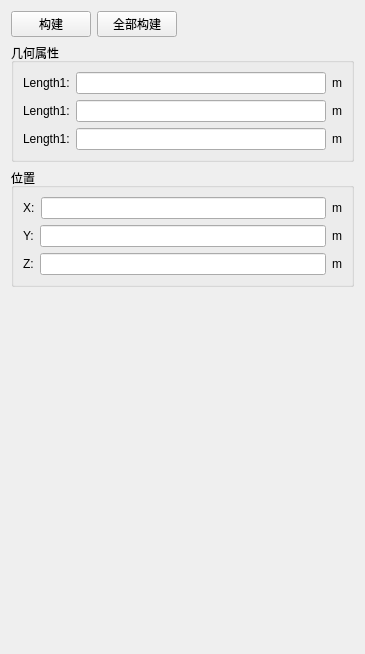
Kinvy66/FreeCAE, file src/FCGUIWidget/FCGeometryProperty/FCCubeInfoWidget.ui: the form before one commit.
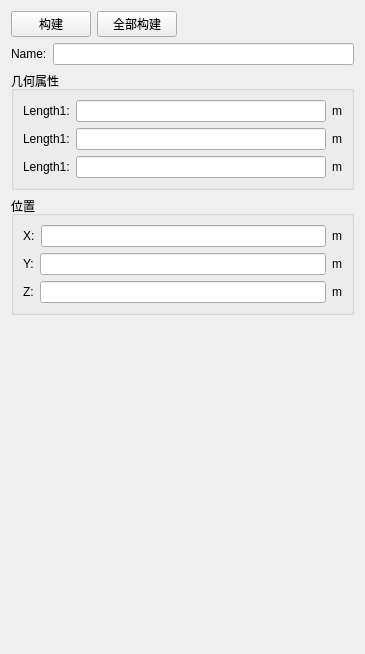
The form after the commit.

```diff
--- a/src/FCGUIWidget/FCGeometryProperty/FCCubeInfoWidget.ui
+++ b/src/FCGUIWidget/FCGeometryProperty/FCCubeInfoWidget.ui
@@ -45,6 +45,20 @@
      </item>
     </layout>
    </item>
+   <item>
+    <layout class="QHBoxLayout" name="horizontalLayout_4">
+     <item>
+      <widget class="QLabel" name="label_13">
+       <property name="text">
+        <string>Name:</string>
+       </property>
+      </widget>
+     </item>
+     <item>
+      <widget class="QLineEdit" name="lineEdit_length1_2"/>
+     </item>
+    </layout>
+   </item>
    <item>
     <widget class="QGroupBox" name="groupBox">
      <property name="title">
```
